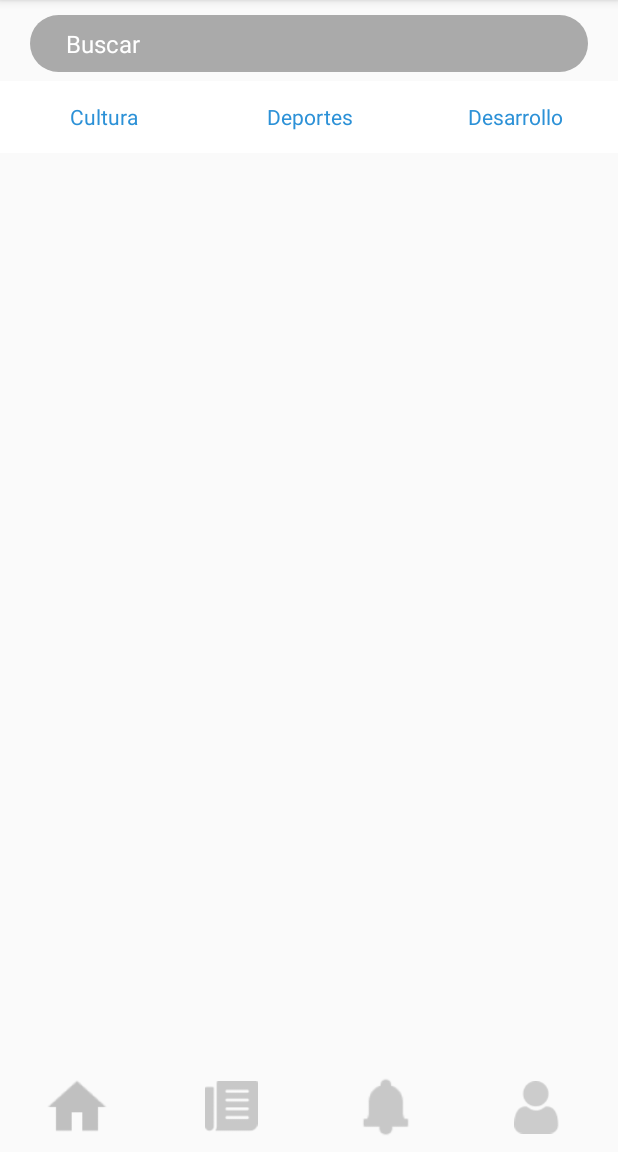
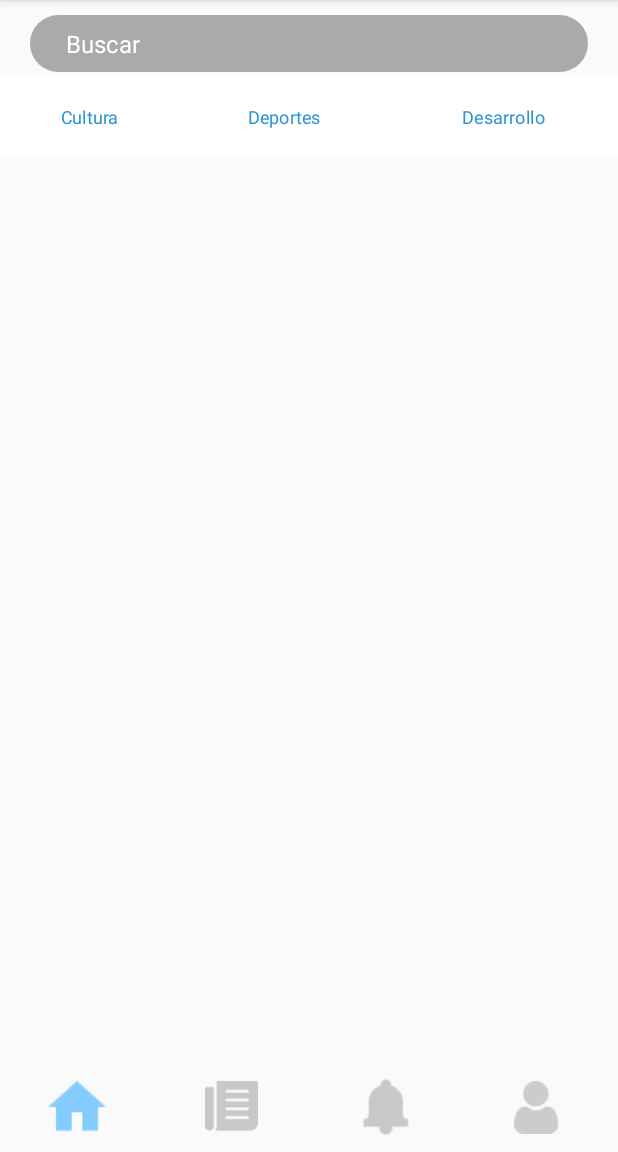
Before and after one commit to DanielRamirez1901/proyecto-apps, an Android app: the screen it shows after launch (MainActivity), on a phone screen of 412 x 824 dp, the part 84-1236 px from its top. Run offline under Robolectric (Android 15) with nearby library versions, the phone set to English and light mode, and no system bars.

Commit message:
navegation-home-semiCompleted

```diff
--- a/CampusBU/app/src/main/java/com/example/campusbu/Fragments/HomeFragment.kt
+++ b/CampusBU/app/src/main/java/com/example/campusbu/Fragments/HomeFragment.kt
@@ -4,6 +4,7 @@ import android.os.Bundle
 import android.view.LayoutInflater
 import android.view.View
 import android.view.ViewGroup
+import android.widget.LinearLayout
 import androidx.fragment.app.Fragment
 import com.example.campusbu.R
 
--- a/CampusBU/app/src/main/java/com/example/campusbu/MainActivity.kt
+++ b/CampusBU/app/src/main/java/com/example/campusbu/MainActivity.kt
@@ -1,13 +1,17 @@
 package com.example.campusbu
 
+import android.content.Context
 import android.graphics.PorterDuff
 import androidx.appcompat.app.AppCompatActivity
 import android.os.Bundle
+import android.view.LayoutInflater
+import android.view.View
 import android.widget.Button
 import android.widget.ImageButton
 import androidx.core.content.ContextCompat
 import androidx.fragment.app.Fragment
 import com.example.campusbu.Fragments.*
+import com.example.campusbu.R.id
 
 class MainActivity : AppCompatActivity() {
 
@@ -15,23 +19,30 @@ class MainActivity : AppCompatActivity() {
     private lateinit var button_publi: ImageButton
     private lateinit var button_noti: ImageButton
     private lateinit var button_perfil: ImageButton
+    private lateinit var button_Cultura: Button
+    private lateinit var button_Deportes: Button
+    private lateinit var button_Desarrollo: Button
 
     override fun onCreate(savedInstanceState: Bundle?) {
         super.onCreate(savedInstanceState)
         setContentView(R.layout.activity_main)
+        val inflater = getSystemService(Context.LAYOUT_INFLATER_SERVICE) as LayoutInflater
+        val homeFragment = inflater.inflate(R.layout.homefragment, null)
 
-        button_home = findViewById(R.id.button_home)
-        button_publi = findViewById(R.id.button_publi)
-        button_noti = findViewById(R.id.button_noti)
-        button_perfil = findViewById(R.id.button_perfil)
+        button_home = findViewById(id.button_home)
+        button_publi = findViewById(id.button_publi)
+        button_noti = findViewById(id.button_noti)
+        button_perfil = findViewById(id.button_perfil)
+        button_Cultura = homeFragment.findViewById(id.button_Cultura)
+        button_Deportes = homeFragment.findViewById(id.button_deportes)
+        button_Desarrollo = homeFragment.findViewById(id.button_desarrollo)
 
-        // Establecer el fragmento inicial
-        val homeFragment = HomeFragment()
         supportFragmentManager.beginTransaction()
-            .replace(R.id.fragment_container, homeFragment)
+            .replace(id.fragment_container, HomeFragment())
             .commit()
+        button_home.setColorFilter(ContextCompat.getColor(this,R.color.azulito), PorterDuff.Mode.SRC_IN)
 
-        // Manejar el evento de clic en los botones de navegación
+
         button_home.setOnClickListener {
             replaceFragment(HomeFragment())
             button_home.setColorFilter(ContextCompat.getColor(this,R.color.azulito), PorterDuff.Mode.SRC_IN)
@@ -69,7 +80,33 @@ class MainActivity : AppCompatActivity() {
     // Reemplazar el fragmento actual con uno nuevo
     private fun replaceFragment(fragment: Fragment) {
         supportFragmentManager.beginTransaction()
-            .replace(R.id.fragment_container, fragment)
+            .replace(id.fragment_container, fragment)
             .commit()
     }
+    private fun replaceFragmentHome(fragment: Fragment) {
+        supportFragmentManager.beginTransaction()
+            .replace(id.fragment_container_home, fragment)
+            .commit()
+    }
+    fun onClickButtonCultura(view: View) {
+        // Código que se ejecuta cuando el botón es presionado
+        replaceFragmentHome(PubliFragment())
+        button_Cultura.setBackgroundResource(R.color.azulito)
+        button_Deportes.setBackgroundResource(R.color.white)
+        button_Desarrollo.setBackgroundResource(R.color.white)
+    }
+    fun onClickButtonDeportes(view: View) {
+        // Código que se ejecuta cuando el botón es presionado
+        replaceFragmentHome(NotiFragment())
+        button_Cultura.setBackgroundResource(R.color.white)
+        button_Deportes.setBackgroundResource(R.color.azulito)
+        button_Desarrollo.setBackgroundResource(R.color.white)
+    }
+    fun onClickButtonDesarrollo(view: View) {
+        // Código que se ejecuta cuando el botón es presionado
+        replaceFragmentHome(PerfilFragment())
+        button_Cultura.setBackgroundResource(R.color.white)
+        button_Deportes.setBackgroundResource(R.color.white)
+        button_Desarrollo.setBackgroundResource(R.color.azulito)
+    }
 }
--- /dev/null
+++ b/CampusBU/app/src/main/res/drawable/borde_navegation_of_home.xml
@@ -0,0 +1,6 @@
+<?xml version="1.0" encoding="utf-8"?>
+<shape xmlns:android="http://schemas.android.com/apk/res/android"
+    android:shape="rectangle">
+    <corners android:radius="20dp" />
+    <solid android:color="#c4e2f7" />
+</shape>
--- a/CampusBU/app/src/main/res/layout/homefragment.xml
+++ b/CampusBU/app/src/main/res/layout/homefragment.xml
@@ -1,7 +1,7 @@
 <?xml version="1.0" encoding="utf-8"?>
 <LinearLayout xmlns:android="http://schemas.android.com/apk/res/android"
     xmlns:app="http://schemas.android.com/apk/res-auto"
-    xmlns:tools="http://schemas.android.com/tools"
+    android:id="@+id/container_homeFragment"
     android:layout_width="match_parent"
     android:layout_height="match_parent"
     android:orientation="vertical">
@@ -14,7 +14,7 @@
         android:layout_weight="1">
 
         <EditText
-            android:id="@+id/editTextTextPersonName"
+            android:id="@+id/search_plainTxt"
             android:layout_width="match_parent"
             android:layout_height="38dp"
             android:layout_marginStart="20dp"
@@ -40,46 +40,60 @@
 
 
         <Button
-            android:id="@+id/cultura_btn"
+            android:id="@+id/button_Cultura"
             android:layout_width="wrap_content"
             android:layout_height="wrap_content"
             android:layout_weight="1"
             android:backgroundTint="#FFFFFF"
+            android:clickable="true"
+            android:scaleX="0.5"
+            android:scaleY="0.5"
             android:stateListAnimator="@null"
             android:text="Cultura"
             android:textAppearance="@style/TextAppearance.AppCompat.Body1"
-            android:textColor="#2C91D7" />
+            android:textColor="#2C91D7"
+            android:onClick="onClickButtonCultura"
+            android:textSize="24sp" />
 
         <Button
-            android:id="@+id/deportes_btn"
+            android:id="@+id/button_deportes"
+            android:layout_width="wrap_content"
+            android:layout_height="match_parent"
+            android:layout_weight="1"
+            android:backgroundTint="#FFFFFF"
+            android:clickable="true"
+            android:foregroundTint="#FFFFFF"
+            android:scaleX="0.5"
+            android:scaleY="0.5"
+            android:stateListAnimator="@null"
+            android:text="Deportes"
+            android:textAppearance="@style/TextAppearance.AppCompat.Body1"
+            android:textColor="#2C91D7"
+            android:onClick="onClickButtonDeportes"
+            android:textSize="24sp" />
+
+        <Button
+            android:id="@+id/button_desarrollo"
             android:layout_width="wrap_content"
             android:layout_height="wrap_content"
             android:layout_weight="1"
             android:backgroundTint="#FFFFFF"
-            android:foregroundTint="#FFFFFF"
-            android:stateListAnimator="@null"
-            android:text="Deportes"
-            android:textAppearance="@style/TextAppearance.AppCompat.Body1"
-            android:textColor="#2C91D7" />
-
-        <Button
-            android:id="@+id/desarrollo_btn"
-            android:layout_width="wrap_content"
-            android:layout_height="wrap_content"
-            android:layout_weight="1"
-            android:backgroundTint="#FFFFFF"
+            android:clickable="true"
+            android:scaleX="0.5"
+            android:scaleY="0.5"
             android:stateListAnimator="@null"
             android:text="Desarrollo"
             android:textAppearance="@style/TextAppearance.AppCompat.Body1"
-            android:textColor="#2C91D7" />
+            android:textColor="#2C91D7"
+            android:onClick="onClickButtonDesarrollo"
+            android:textSize="24sp" />
     </LinearLayout>
 
     <FrameLayout
-        android:id="@+id/fragment_container"
+        android:id="@+id/fragment_container_home"
         android:layout_width="match_parent"
         android:layout_height="match_parent"
-        android:layout_weight="1"
-        android:backgroundTint="#FFFFFF">
+        android:layout_weight="1">
 
     </FrameLayout>
 
--- a/CampusBU/app/src/main/res/layout/perfilfragment.xml
+++ b/CampusBU/app/src/main/res/layout/perfilfragment.xml
@@ -1,7 +1,6 @@
 <?xml version="1.0" encoding="utf-8"?>
 <androidx.constraintlayout.widget.ConstraintLayout xmlns:android="http://schemas.android.com/apk/res/android"
     xmlns:app="http://schemas.android.com/apk/res-auto"
-    xmlns:tools="http://schemas.android.com/tools"
     android:layout_width="match_parent"
     android:layout_height="match_parent">
 
--- a/CampusBU/app/src/main/res/layout/publifragment.xml
+++ b/CampusBU/app/src/main/res/layout/publifragment.xml
@@ -9,7 +9,6 @@
         android:id="@+id/imageView2"
         android:layout_width="wrap_content"
         android:layout_height="wrap_content"
-        android:background="#DF3434"
         app:layout_constraintBottom_toBottomOf="parent"
         app:layout_constraintEnd_toEndOf="parent"
         app:layout_constraintStart_toStartOf="parent"
```
